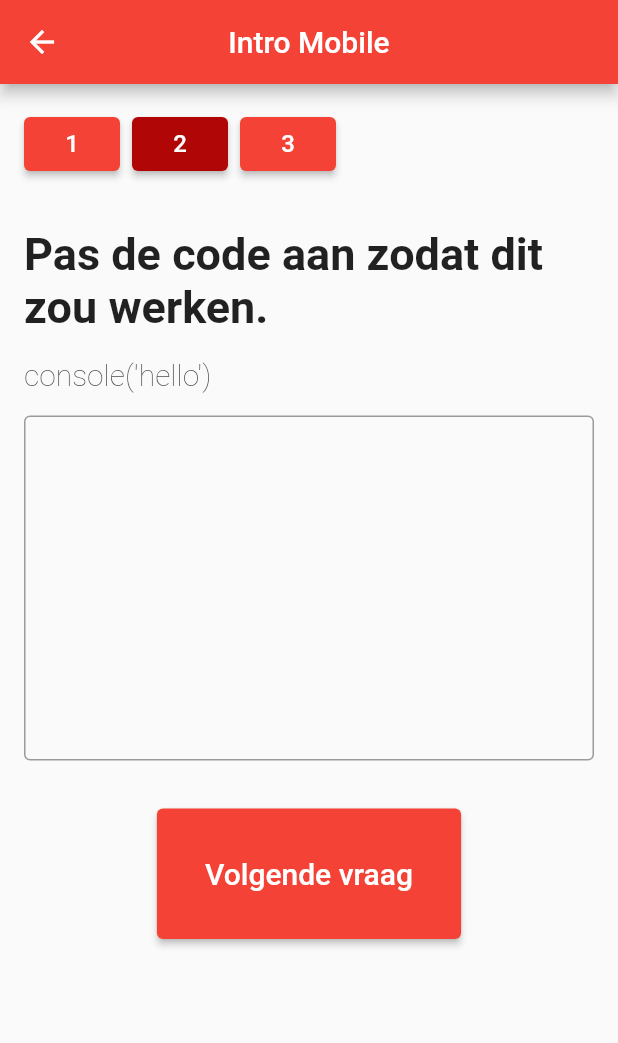
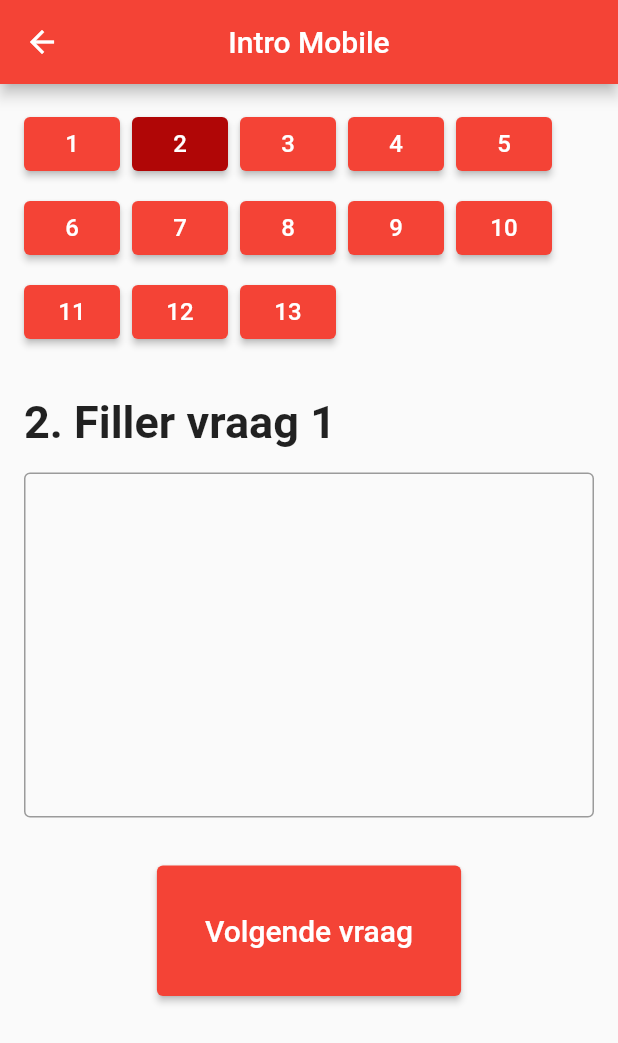
Before and after one commit to mano-mares/EXAMAP, a Flutter app: the StudentExam screen opened directly, after a tap on an icon or button, on a phone screen of 412 x 824 dp. Shown: the top 1043 px of the screen. Run offline on Flutter 3.47's test engine with Material 2 defaults, Android fonts, the phone set to English and light mode, and no system bars; our stand-ins replace camera, firebase_auth, firebase_core, firebase_storage; accounts and stored records are empty.

Commit message:
Use wrap on buttons and add index to question text

```diff
--- a/lib/student/student_exam/student_exam.dart
+++ b/lib/student/student_exam/student_exam.dart
@@ -1,3 +1,4 @@
+import 'package:examap/admin/add_question/open_question/open_question_form.dart';
 import 'package:examap/models/exam.dart';
 import 'package:examap/models/questions/code_correction/code_correction_question.dart';
 import 'package:examap/models/questions/multiple_choice/answer.dart';
@@ -35,6 +36,12 @@ class _StudentExamState extends State<StudentExam> {
     dummyExam.subject = 'Intro Mobile';
     dummyExam.timeLimit = '2:30';
     List<Question> questions = [
+      for (int i = 0; i < 10; i++)
+        OpenQuestion(
+            id: '${i + 10}',
+            questionText: 'Filler vraag $i',
+            maxPoint: i + 5,
+            questionType: 'Open vraag'),
       OpenQuestion(
         id: '1',
         questionText: 'Leg het verschil uit tussen een stack en een heap.',
@@ -87,7 +94,7 @@ class _StudentExamState extends State<StudentExam> {
           Container(
             margin: const EdgeInsets.symmetric(vertical: 16.0),
             child: Text(
-              questionText,
+              '${currentQuestion + 1}. $questionText',
               style: const TextStyle(
                 fontSize: sizes.medium,
                 fontWeight: FontWeight.bold,
@@ -114,9 +121,9 @@ class _StudentExamState extends State<StudentExam> {
       children: [
         Container(
           margin: const EdgeInsets.symmetric(vertical: 16.0),
-          child: const Text(
-            'Pas de code aan zodat dit zou werken.',
-            style: TextStyle(
+          child: Text(
+            '${currentQuestion + 1}. Pas de code aan zodat dit zou werken.',
+            style: const TextStyle(
               fontSize: sizes.medium,
               fontWeight: FontWeight.bold,
             ),
@@ -153,7 +160,7 @@ class _StudentExamState extends State<StudentExam> {
           Container(
             margin: const EdgeInsets.symmetric(vertical: 16.0),
             child: Text(
-              questionText,
+              '${currentQuestion + 1}. $questionText',
               style: const TextStyle(
                 fontSize: sizes.medium,
                 fontWeight: FontWeight.bold,
@@ -208,14 +215,14 @@ class _StudentExamState extends State<StudentExam> {
     );
   }
 
-  Widget questionButton(int index) {
-    return Padding(
-      padding: const EdgeInsets.only(right: 8.0),
-      child: ElevatedButton(
+  ElevatedButton questionButton(int index) {
+    return ElevatedButton(
       onPressed: () {
-          setState(() {
+        setState(
+          () {
             currentQuestion = index;
-          });
+          },
+        );
       },
       child: Text(
         '${index + 1}',
@@ -226,13 +233,14 @@ class _StudentExamState extends State<StudentExam> {
             ? const Color.fromARGB(255, 176, 6, 6)
             : Colors.red,
       ),
-      ),
     );
   }
 
-  Row questionButtons() {
-    return Row(
-      children: [
+  Wrap questionButtons() {
+    return Wrap(
+      spacing: 8.0, // gap between adjacent chips
+      runSpacing: 8.0, // gap between lines
+      children: <Widget>[
         for (int i = 0; i < exam.questions.length; i++) questionButton(i)
       ],
     );
```
Lines whose indentation alone changed are shown as unchanged.
